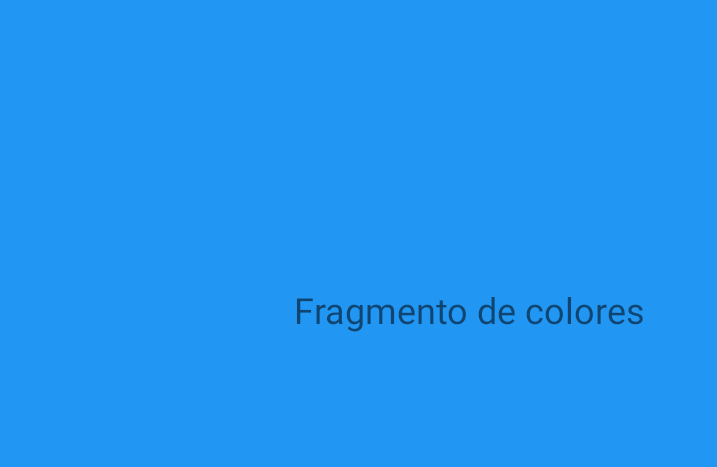
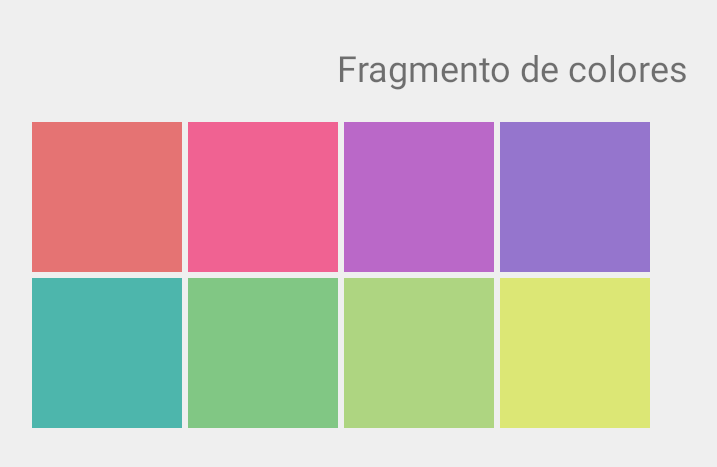
Before and after one commit to RodolfoZamora999/Figuritas, an Android app: the ColorsFragment screen opened directly, with no data from a screen before it, on a phone screen of 824 x 412 dp (held sideways). Shown: the top 467 px of the screen, without its empty margins (148-865 px from the left). Run offline under Robolectric (Android 15) with nearby library versions, the phone set to English and light mode, and no system bars.

Commit message:
Cambios pendientes  Se han agregado alguno pequeños cambios los cuales se les dara continuidad...

```diff
--- a/app/src/main/java/com/autism/figuritas/iu/config/ColorsFragment.java
+++ b/app/src/main/java/com/autism/figuritas/iu/config/ColorsFragment.java
@@ -2,6 +2,8 @@ package com.autism.figuritas.iu.config;
 
 import android.os.Bundle;
 import androidx.fragment.app.Fragment;
+import androidx.navigation.Navigation;
+
 import android.view.LayoutInflater;
 import android.view.View;
 import android.view.ViewGroup;
@@ -23,4 +25,21 @@ public class ColorsFragment extends Fragment
     {
         return inflater.inflate(R.layout.fragment_colors, container, false);
     }
+
+    @Override
+    public void onStart()
+    {
+        super.onStart();
+
+        getActivity().findViewById(R.id.fragmentColor).setOnClickListener(v -> nextFragment(v));
+    }
+
+    /**
+     * Método para pasar al siguiente fragmento de la actividad. Fragment Sound
+     * @param view
+     */
+    private void nextFragment(View view)
+    {
+        Navigation.findNavController(view).navigate(R.id.action_colorsFragment_to_soundFragment);
+    }
 }
--- a/app/src/main/java/com/autism/figuritas/iu/config/InitConfigActivity.java
+++ b/app/src/main/java/com/autism/figuritas/iu/config/InitConfigActivity.java
@@ -2,6 +2,8 @@ package com.autism.figuritas.iu.config;
 
 import androidx.appcompat.app.AppCompatActivity;
 import android.os.Bundle;
+import android.view.View;
+
 import com.autism.figuritas.R;
 
 public class InitConfigActivity extends AppCompatActivity
@@ -11,6 +13,24 @@ public class InitConfigActivity extends AppCompatActivity
     protected void onCreate(Bundle savedInstanceState)
     {
         super.onCreate(savedInstanceState);
+
         setContentView(R.layout.activity_init_config);
+
+        hideSystemUI();
+    }
+
+    /**
+     * Hacer "fullScreen" la aplicación.
+     */
+    private void hideSystemUI()
+    {
+        View decorView = getWindow().getDecorView();
+        decorView.setSystemUiVisibility(
+                View.SYSTEM_UI_FLAG_IMMERSIVE_STICKY
+                        | View.SYSTEM_UI_FLAG_LAYOUT_STABLE
+                        | View.SYSTEM_UI_FLAG_LAYOUT_HIDE_NAVIGATION
+                        | View.SYSTEM_UI_FLAG_LAYOUT_FULLSCREEN
+                        | View.SYSTEM_UI_FLAG_HIDE_NAVIGATION
+                        | View.SYSTEM_UI_FLAG_FULLSCREEN);
     }
 }
--- a/app/src/main/java/com/autism/figuritas/iu/config/SoundFragment.java
+++ b/app/src/main/java/com/autism/figuritas/iu/config/SoundFragment.java
@@ -2,6 +2,8 @@ package com.autism.figuritas.iu.config;
 
 import android.os.Bundle;
 import androidx.fragment.app.Fragment;
+import androidx.navigation.Navigation;
+
 import android.view.LayoutInflater;
 import android.view.View;
 import android.view.ViewGroup;
@@ -24,4 +26,21 @@ public class SoundFragment extends Fragment
     {
         return inflater.inflate(R.layout.fragment_sound, container, false);
     }
+
+    @Override
+    public void onStart()
+    {
+        super.onStart();
+
+        getActivity().findViewById(R.id.fragmentSound).setOnClickListener(v -> nextFragment(v));
+    }
+
+    /**
+     * Método para pasar al siguiente fragmento de la actividad. Fragment level
+     * @param view
+     */
+    private void nextFragment(View view)
+    {
+        Navigation.findNavController(view).navigate(R.id.action_soundFragment_to_levelFragment);
+    }
 }
--- a/app/src/main/java/com/autism/figuritas/persistence/Usuario.java
+++ b/app/src/main/java/com/autism/figuritas/persistence/Usuario.java
@@ -1,6 +1,7 @@
 package com.autism.figuritas.persistence;
 
 import androidx.room.Entity;
+import androidx.room.ForeignKey;
 import androidx.room.PrimaryKey;
 
 /**
--- a/app/src/main/res/layout/activity_main.xml
+++ b/app/src/main/res/layout/activity_main.xml
@@ -23,34 +23,33 @@
         android:id="@+id/btnIniciarS"
         android:layout_width="250dp"
         android:layout_height="100dp"
-        android:layout_marginStart="357dp"
-        android:layout_marginEnd="334dp"
+        android:layout_marginTop="32dp"
+        android:onClick="initSesion"
         android:text="@string/btnIniciar"
         android:textAllCaps="false"
-        android:onClick="initSesion"
         android:textAppearance="@style/TextAppearance.AppCompat.Body1"
         android:textSize="24sp"
         android:textStyle="bold"
         app:layout_constraintBottom_toTopOf="@+id/btnRegistro"
         app:layout_constraintEnd_toEndOf="parent"
-        app:layout_constraintHorizontal_bias="0.576"
         app:layout_constraintStart_toStartOf="parent"
         app:layout_constraintTop_toBottomOf="@+id/textView"
-        app:layout_constraintVertical_bias="0.6" />
+        app:layout_constraintVertical_bias="0.45" />
 
     <Button
         android:id="@+id/btnRegistro"
         android:layout_width="250dp"
         android:layout_height="100dp"
+        android:layout_marginTop="8dp"
+        android:layout_marginBottom="24dp"
+        android:text="@string/btnRegistro"
+        android:textAllCaps="false"
         android:textSize="24sp"
         android:textStyle="bold"
-        android:layout_marginEnd="326dp"
-        android:layout_marginBottom="48dp"
-        android:text="@string/btnRegistro"
-        android:textAllCaps="false"
         app:layout_constraintBottom_toBottomOf="parent"
         app:layout_constraintEnd_toEndOf="@+id/btnIniciarS"
-        app:layout_constraintHorizontal_bias="0.003"
-        app:layout_constraintStart_toStartOf="@+id/btnIniciarS" />
+        app:layout_constraintHorizontal_bias="0.0"
+        app:layout_constraintStart_toStartOf="@+id/btnIniciarS"
+        app:layout_constraintTop_toBottomOf="@+id/btnIniciarS" />
 
 </androidx.constraintlayout.widget.ConstraintLayout>
--- a/app/src/main/res/layout/fragment_colors.xml
+++ b/app/src/main/res/layout/fragment_colors.xml
@@ -2,21 +2,108 @@
 <androidx.constraintlayout.widget.ConstraintLayout xmlns:android="http://schemas.android.com/apk/res/android"
     xmlns:app="http://schemas.android.com/apk/res-auto"
     xmlns:tools="http://schemas.android.com/tools"
+    android:id="@+id/fragmentColor"
     android:layout_width="match_parent"
     android:layout_height="match_parent"
-
-    android:background="#2196F3"
-
+    android:background="#EFEFEF"
     tools:context=".iu.config.ColorsFragment">
 
+
     <TextView
+        android:id="@+id/textView2"
         android:layout_width="wrap_content"
         android:layout_height="wrap_content"
         android:text="Fragmento de colores"
         android:textSize="24sp"
         app:layout_constraintBottom_toBottomOf="parent"
         app:layout_constraintEnd_toEndOf="parent"
+        app:layout_constraintHorizontal_bias="0.549"
         app:layout_constraintStart_toStartOf="parent"
-        app:layout_constraintTop_toTopOf="parent" />
+        app:layout_constraintTop_toTopOf="parent"
+        app:layout_constraintVertical_bias="0.076" />
 
+    <ImageView
+        android:id="@+id/color1"
+        android:layout_width="100dp"
+        android:layout_height="100dp"
+        android:background="#E57373"
+        android:layout_marginStart="120dp"
+        android:layout_marginTop="20dp"
+        app:layout_constraintStart_toStartOf="parent"
+        app:layout_constraintTop_toBottomOf="@+id/textView2"/>
+
+    <ImageView
+        android:id="@+id/color3"
+        android:layout_width="100dp"
+        android:layout_height="100dp"
+        android:background="#BA68C8"
+        android:layout_marginStart="4dp"
+        app:layout_constraintBottom_toBottomOf="@+id/color2"
+        app:layout_constraintStart_toEndOf="@+id/color2"
+        app:layout_constraintTop_toTopOf="@+id/color2"
+        app:layout_constraintVertical_bias="0.0" />
+
+    <ImageView
+        android:id="@+id/color5"
+        android:layout_width="100dp"
+        android:layout_height="100dp"
+        android:background="#81C784"
+        android:layout_marginStart="4dp"
+        android:layout_marginTop="4dp"
+        app:layout_constraintStart_toEndOf="@+id/color4"
+        app:layout_constraintTop_toBottomOf="@+id/color2"/>
+
+    <ImageView
+        android:id="@+id/color4"
+        android:layout_width="100dp"
+        android:layout_height="100dp"
+        android:background="#4DB6AC"
+        android:layout_marginTop="4dp"
+        app:layout_constraintEnd_toEndOf="@+id/color1"
+        app:layout_constraintHorizontal_bias="0.0"
+        app:layout_constraintStart_toStartOf="@+id/color1"
+        app:layout_constraintTop_toBottomOf="@+id/color1" />
+
+    <ImageView
+        android:id="@+id/color2"
+        android:layout_width="100dp"
+        android:layout_height="100dp"
+        android:background="#F06292"
+        android:layout_marginStart="4dp"
+        app:layout_constraintBottom_toBottomOf="@+id/color1"
+        app:layout_constraintStart_toEndOf="@+id/color1"
+        app:layout_constraintTop_toTopOf="@+id/color1"
+        app:layout_constraintVertical_bias="0.0" />
+
+    <ImageView
+        android:id="@+id/color6"
+        android:layout_width="100dp"
+        android:layout_height="100dp"
+        android:background="#AED581"
+        android:layout_marginStart="4dp"
+        android:layout_marginTop="4dp"
+        app:layout_constraintStart_toEndOf="@+id/color5"
+        app:layout_constraintTop_toBottomOf="@+id/color3" />
+
+    <ImageView
+        android:id="@+id/color7"
+        android:layout_width="100dp"
+        android:layout_height="100dp"
+        android:background="#9575CD"
+        android:layout_marginStart="4dp"
+        app:layout_constraintBottom_toBottomOf="@+id/color3"
+        app:layout_constraintStart_toEndOf="@+id/color3"
+        app:layout_constraintTop_toTopOf="@+id/color3"
+        app:layout_constraintVertical_bias="0.0" />
+
+    <ImageView
+        android:id="@+id/color8"
+        android:layout_width="100dp"
+        android:layout_height="100dp"
+        android:background="#DCE775"
+        android:layout_marginStart="4dp"
+        android:layout_marginTop="4dp"
+        app:layout_constraintStart_toEndOf="@+id/color6"
+        app:layout_constraintTop_toBottomOf="@+id/color7"
+        />
 </androidx.constraintlayout.widget.ConstraintLayout>
--- a/app/src/main/res/layout/fragment_sound.xml
+++ b/app/src/main/res/layout/fragment_sound.xml
@@ -4,7 +4,7 @@
     xmlns:tools="http://schemas.android.com/tools"
     android:layout_width="match_parent"
     android:layout_height="match_parent"
-
+    android:id="@+id/fragmentSound"
     android:background="#FF5722"
 
     tools:context=".iu.config.SoundFragment">
--- a/app/src/main/res/navigation/config_nav.xml
+++ b/app/src/main/res/navigation/config_nav.xml
@@ -13,7 +13,7 @@
         <action
             android:id="@+id/action_colorsFragment_to_soundFragment"
             app:destination="@id/soundFragment"
-            app:enterAnim="@android:anim/slide_in_left" />
+            app:exitAnim="@android:anim/slide_out_right" />
     </fragment>
     <fragment
         android:id="@+id/soundFragment"
@@ -23,7 +23,7 @@
         <action
             android:id="@+id/action_soundFragment_to_levelFragment"
             app:destination="@id/levelFragment"
-            app:enterAnim="@android:anim/slide_in_left" />
+            app:exitAnim="@android:anim/slide_out_right" />
     </fragment>
     <fragment
         android:id="@+id/levelFragment"
```
